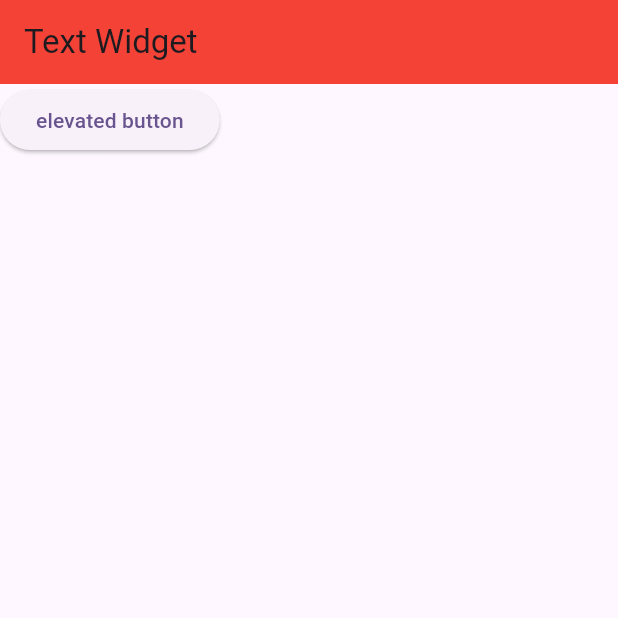
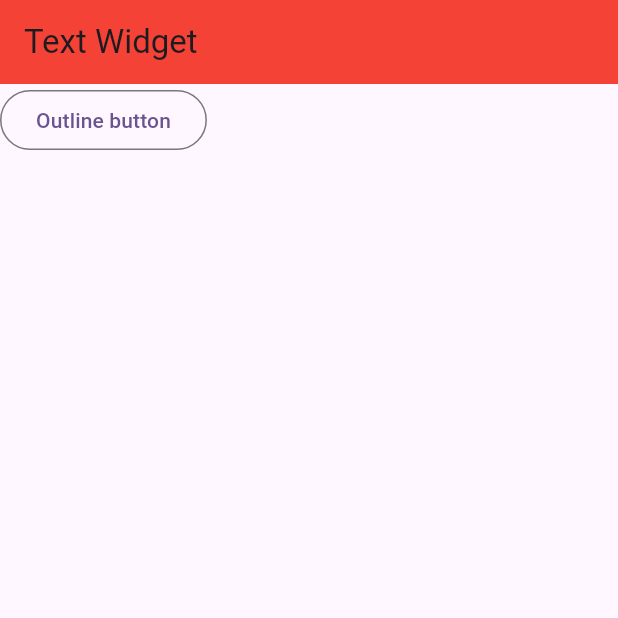
Before and after one commit to refatkhan/Flutter-Widgets-Practice, a Flutter app: the screen it shows after launch, on a phone screen of 412 x 824 dp, the top half of it. Run offline on Flutter 3.47's test engine with Material 3 defaults, Android fonts, the phone set to English and light mode, and no system bars.

Commit message:
trying Outlined Button

```diff
--- a/lib/main.dart
+++ b/lib/main.dart
@@ -45,11 +45,12 @@ class _MyHomePageState extends State<MyHomePage> {
         backgroundColor: Colors.red,
       ),
 
-      body: ElevatedButton(onPressed: (){
-        print('Trying new button');
+      body: OutlinedButton(onPressed: (){
+
+        print("in outline button it creats border");
       },
 
-          child: Text('elevated button'))
+          child: Text('Outline button'))
       //  body: TextButton(
       //      child: Text('click here'),
       //    onPressed: (){
```
